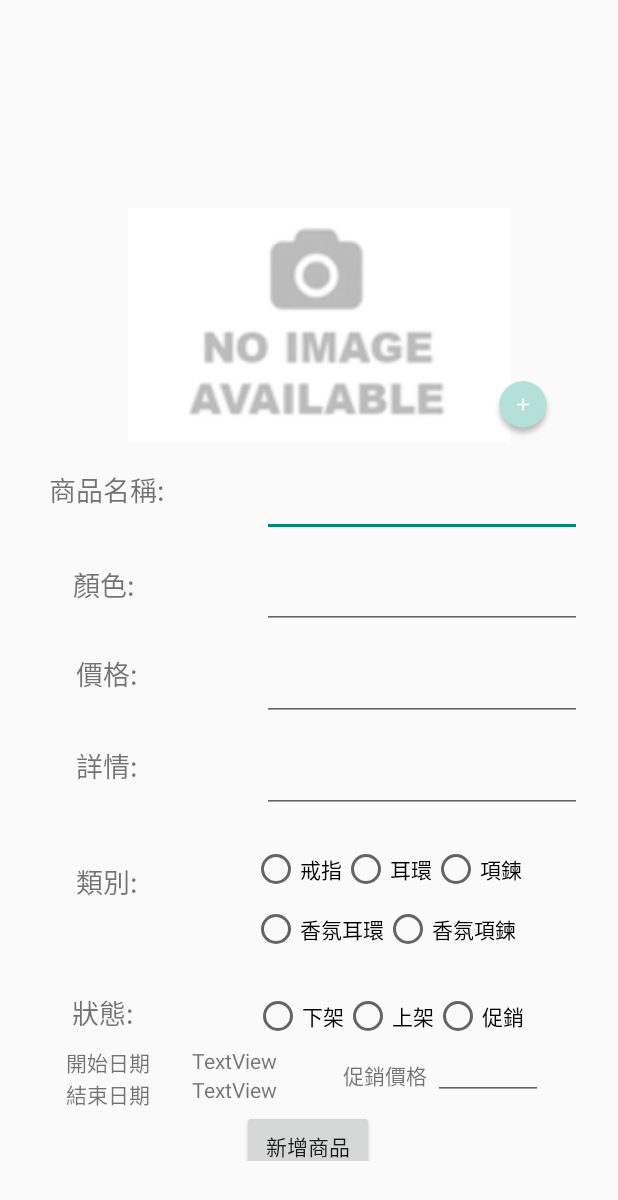
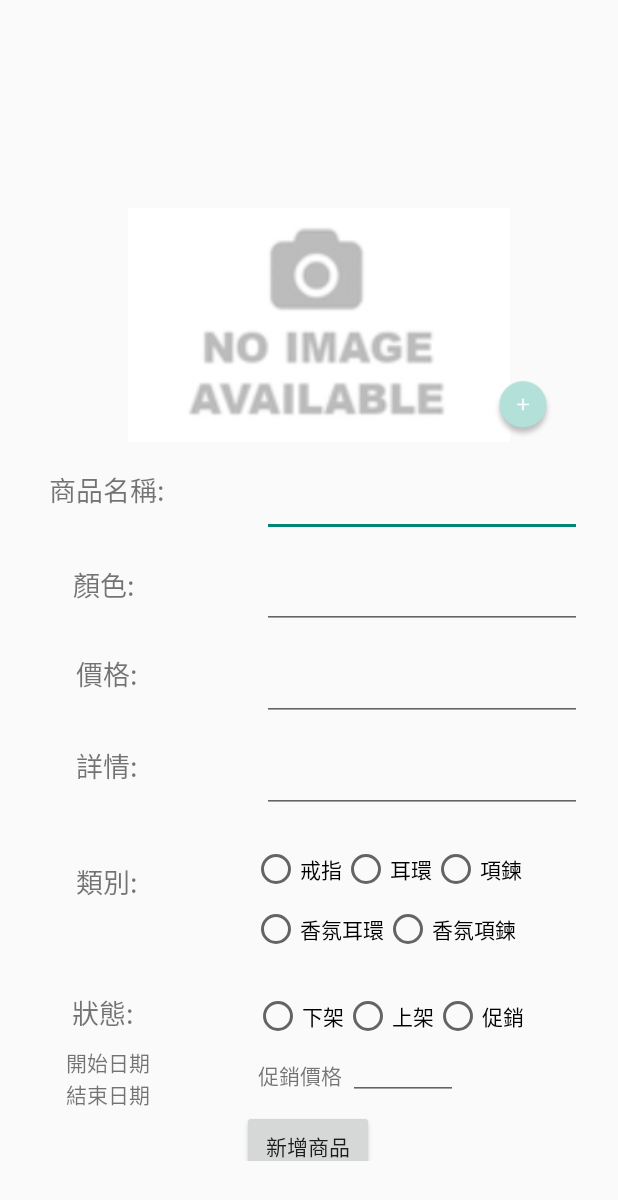
Before and after one commit to EP101G2/Shunel-Admin, an Android app: the layout fragment_insert_product.xml on its own in the app's theme, with its tools: preview values and no code run, on a phone screen of 412 x 824 dp. Shown: the top 1200 px of the screen. Run offline under Robolectric (Android 15) with nearby library versions, the phone set to English and light mode, and no system bars.

Commit message:
調整畫面

```diff
--- a/app/src/main/res/layout/fragment_insert_product.xml
+++ b/app/src/main/res/layout/fragment_insert_product.xml
@@ -285,8 +285,6 @@
                         android:layout_width="wrap_content"
                         android:layout_height="wrap_content"
                         android:layout_marginStart="28dp"
-                        android:layout_marginLeft="28dp"
-                        android:text="TextView"
                         app:layout_constraintStart_toEndOf="@+id/textView2"
                         app:layout_constraintTop_toTopOf="@+id/textView2" />
 
@@ -302,7 +300,6 @@
                         android:id="@+id/tvPromotionEnd"
                         android:layout_width="wrap_content"
                         android:layout_height="wrap_content"
-                        android:text="TextView"
                         app:layout_constraintStart_toStartOf="@+id/tvPromotionStart"
                         app:layout_constraintTop_toBottomOf="@+id/tvPromotionStart" />
 
```
